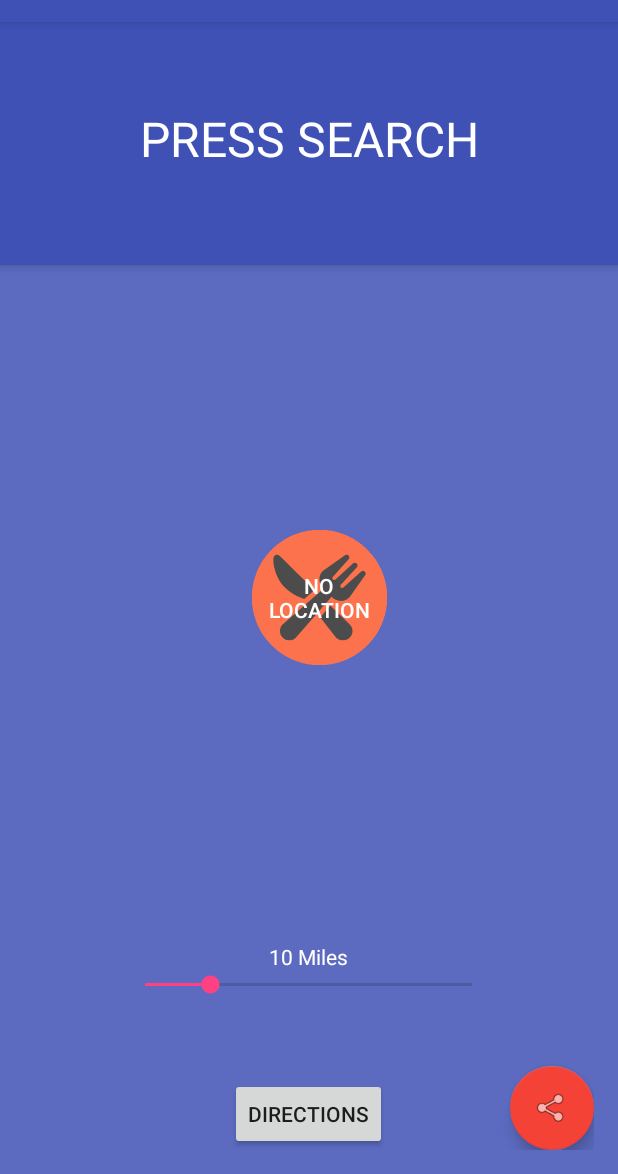
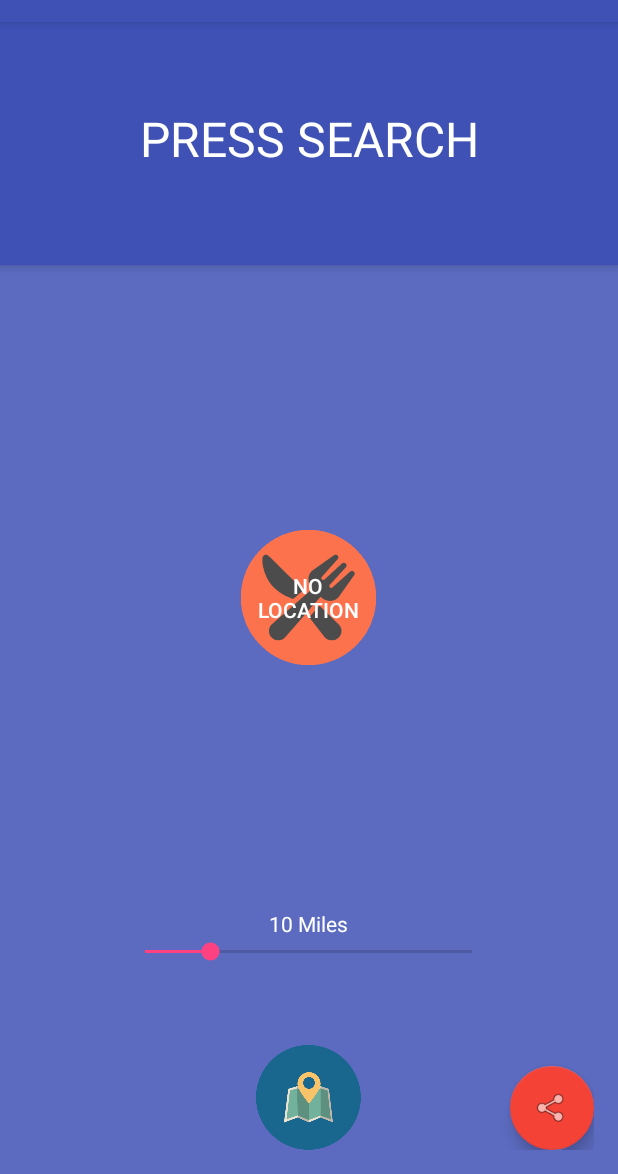
Before and after one commit to martinoj2009/WhatToEat, an Android app: the screen it shows after launch (MainActivity), on a phone screen of 412 x 824 dp, the part 62-1236 px from its top. Run offline under Robolectric (Android 15) with nearby library versions, the phone set to English and light mode, and no system bars.

Commit message:
Slight UI tweaks.

```diff
--- a/app/build.gradle
+++ b/app/build.gradle
@@ -8,8 +8,8 @@ android {
         applicationId "com.martinojones.whattoeat"
         minSdkVersion 19
         targetSdkVersion 23
-        versionCode 16
-        versionName "1.15"
+        versionCode 17
+        versionName "1.16"
     }
     buildTypes {
         release {
--- a/app/src/main/java/com/martinojones/whattoeat/MainActivity.java
+++ b/app/src/main/java/com/martinojones/whattoeat/MainActivity.java
@@ -19,6 +19,8 @@ import android.support.v4.app.ActivityCompat;
 import android.support.v7.app.AlertDialog;
 import android.support.v7.app.AppCompatActivity;
 import android.util.Log;
+import android.view.DragEvent;
+import android.view.MotionEvent;
 import android.view.View;
 import android.view.animation.AccelerateDecelerateInterpolator;
 import android.widget.Button;
@@ -35,19 +37,14 @@ public class MainActivity extends AppCompatActivity {
 
     //UI Elements
     private Button goButton;
-    private Button directions;
     private TextView resturantName;
     private TextView restAddress;
-    private SeekBar distanceBar;
     private TextView distanceValue;
-    private FloatingActionButton shareButton;
-    private Button websiteButton;
 
     private GetResturants downloadData;
     private List<Resturant> resturants;
     private Handler handler;
 
-    private run DOWNLOAD;
     private boolean goButtonEnabled;
     private Resturant currectResturant;
     private static final String PREFS_NAME = "MyPrefsFile";
@@ -98,6 +95,11 @@ public class MainActivity extends AppCompatActivity {
                     editor.putInt("FEEDBACK", 1);
                     editor.commit();
 
+                    //Cleanup
+                    url = null;
+                    i = null;
+
+
                     dialog.dismiss();
                 }
             });
@@ -124,12 +126,11 @@ public class MainActivity extends AppCompatActivity {
         //Assign UI elements
         goButton = (Button) findViewById(R.id.goButton);
         resturantName = (TextView) findViewById(R.id.resturantName);
-        directions = (Button) findViewById(R.id.directions);
+        Button directions = (Button) findViewById(R.id.directions);
         restAddress = (TextView) findViewById(R.id.resturantAddress);
-        distanceBar = (SeekBar) findViewById(R.id.seekBar);
+        SeekBar distanceBar = (SeekBar) findViewById(R.id.seekBar);
         distanceValue = (TextView) findViewById(R.id.distanceValue);
-        shareButton = (FloatingActionButton) findViewById(R.id.shareButton);
-        websiteButton = (Button) findViewById(R.id.buttonWebsite);
+        FloatingActionButton shareButton = (FloatingActionButton) findViewById(R.id.shareButton);
 
 
         //Setup UI
@@ -139,7 +140,6 @@ public class MainActivity extends AppCompatActivity {
         goButton.setFocusable(true);
         distanceBar.setProgress(settings.getInt("DISTANCE", 10));
         updateDistance(settings.getInt("DISTANCE", 10));
-        websiteButton.setVisibility(View.INVISIBLE);
         restAddress.setText("");
 
 
@@ -159,7 +159,7 @@ public class MainActivity extends AppCompatActivity {
 
                 //Check GPS Cord
                 if (Double.toString(longitude).equals("0.0") && Double.toString(latitude).equals("0.0")) {
-                    Toast.makeText(getApplicationContext(), "No GPS, try again.", Toast.LENGTH_SHORT).show();
+                    Toast.makeText(getApplicationContext(), "No location, try again.", Toast.LENGTH_SHORT).show();
                     return;
                 }
 
@@ -186,7 +186,7 @@ public class MainActivity extends AppCompatActivity {
             @Override
             public void onClick(View view) {
 
-                //Make sure a resturant is set or not empty
+                //Make sure a restaurant is set or not empty
                 if (currectResturant == null || currectResturant.getAddress().isEmpty()) {
                     Toast.makeText(getApplicationContext(), "Search for a restaurant first", Toast.LENGTH_SHORT).show();
                     return;
@@ -203,8 +203,10 @@ public class MainActivity extends AppCompatActivity {
                 // Attempt to start an activity that can handle the Intent
                 startActivity(mapIntent);
 
+
             }
         });
+
 
         distanceBar.setOnSeekBarChangeListener(new SeekBar.OnSeekBarChangeListener() {
             int progressChanged = 0;
@@ -224,23 +226,15 @@ public class MainActivity extends AppCompatActivity {
             }
 
             public void onStopTrackingTouch(SeekBar seekBar) {
+
                 editor.putInt("DISTANCE", progressChanged);
                 editor.commit();
                 updateDistance(progressChanged);
             }
         });
 
-        websiteButton.setOnClickListener(new View.OnClickListener() {
-            @Override
-            public void onClick(View view) {
 
-                //Make sure the website isn't null
-                if (!(currectResturant.getWebsite() == null)) {
-                    launchWebsite();
 
-                }
-            }
-        });
 
         shareButton.setOnClickListener(new View.OnClickListener() {
             @Override
@@ -252,6 +246,7 @@ public class MainActivity extends AppCompatActivity {
                     sendIntent.putExtra(Intent.EXTRA_TEXT, sendMessage);
                     sendIntent.setType("text/plain");
                     startActivity(Intent.createChooser(sendIntent, getResources().getText(R.string.app_name)));
+
                 } else {
                     Toast.makeText(getApplicationContext(), "Search for a restaurant first", Toast.LENGTH_SHORT).show();
                     return;
@@ -260,37 +255,8 @@ public class MainActivity extends AppCompatActivity {
         });
 
 
-        //checkGPSPermission();
-        /*
-        //Setup GPS
-        if (ActivityCompat.checkSelfPermission(this, ACCESS_FINE_LOCATION) != PackageManager.PERMISSION_GRANTED) {
-
-            ActivityCompat.requestPermissions(this,
-                    new String[]{ACCESS_FINE_LOCATION},
-                    PackageManager.PERMISSION_GRANTED);
-
-            return;
-        }
-
-
-        //GPS
-        locationManager = (LocationManager) getSystemService(Context.LOCATION_SERVICE);
-        locationListener = new myLocationlistener();
-        locationManager.requestLocationUpdates(LocationManager.NETWORK_PROVIDER, 1000, 0, locationListener);
-        */
-
     }
 
-
-
-    //Launch the website of the rest if they have one
-    private void launchWebsite() {
-        String url = currectResturant.getWebsite();
-        Intent browserIntent = new Intent(Intent.ACTION_VIEW, Uri.parse(url));
-        browserIntent.putExtra(Browser.EXTRA_APPLICATION_ID, getPackageName());
-        startActivity(browserIntent);
-
-    }
 
     //RUn this method to update the distance value and seekbar text
     private void updateDistance(int distanceChange)
@@ -505,17 +471,6 @@ public class MainActivity extends AppCompatActivity {
                 restAddress.setText(currectResturant.getAddress());
                 goButton.animate().rotation(0).setInterpolator(new AccelerateDecelerateInterpolator());
 
-                //If they have a website then enable the website button
-                if(!(currectResturant.getWebsite() == null))
-                {
-                    websiteButton.setVisibility(View.VISIBLE);
-                    websiteButton.setEnabled(true);
-                }
-                else
-                {
-                    websiteButton.setVisibility(View.INVISIBLE);
-                    websiteButton.setEnabled(false);
-                }
 
                 goButtonEnabled = true;
 
@@ -563,8 +518,8 @@ public class MainActivity extends AppCompatActivity {
         }
         else
         {
-            locationManager = (LocationManager) getSystemService(Context.LOCATION_SERVICE);
-            locationListener = new myLocationlistener();
+            LocationManager locationManager = (LocationManager) getSystemService(Context.LOCATION_SERVICE);
+            LocationListener locationListener = new myLocationlistener();
             locationManager.requestLocationUpdates(LocationManager.GPS_PROVIDER, 1000, 0, locationListener);
             locationManager.requestLocationUpdates(LocationManager.NETWORK_PROVIDER, 1000, 0, locationListener);
         }
--- a/app/src/main/res/layout/content_main.xml
+++ b/app/src/main/res/layout/content_main.xml
@@ -20,10 +20,10 @@
 
 
         <Button
-            android:layout_width="wrap_content"
-            android:layout_height="wrap_content"
-            android:text="Directions"
+            android:layout_width="70dp"
+            android:layout_height="70dp"
             android:id="@+id/directions"
+            android:background="@drawable/map"
             android:layout_alignParentBottom="true"
             android:layout_centerHorizontal="true" />
 
@@ -68,16 +68,7 @@
             android:textColor="#FFFF"
             android:background="@drawable/appicon"
             android:layout_centerVertical="true"
-            android:layout_alignEnd="@+id/directions" />
-
-        <Button
-            android:text="Website"
-            android:layout_width="wrap_content"
-            android:layout_height="wrap_content"
-            android:layout_below="@+id/seekBar"
-            android:layout_alignParentStart="true"
-            android:layout_marginStart="17dp"
-            android:id="@+id/buttonWebsite" />
+            android:layout_centerHorizontal="true" />
 
 
     </RelativeLayout>
```
Also changed, not shown: app/src/main/java/com/martinojones/whattoeat/GetResturants.java (+1 -11 lines), app/src/main/java/com/martinojones/whattoeat/Resturant.java (+1 -6 lines).
